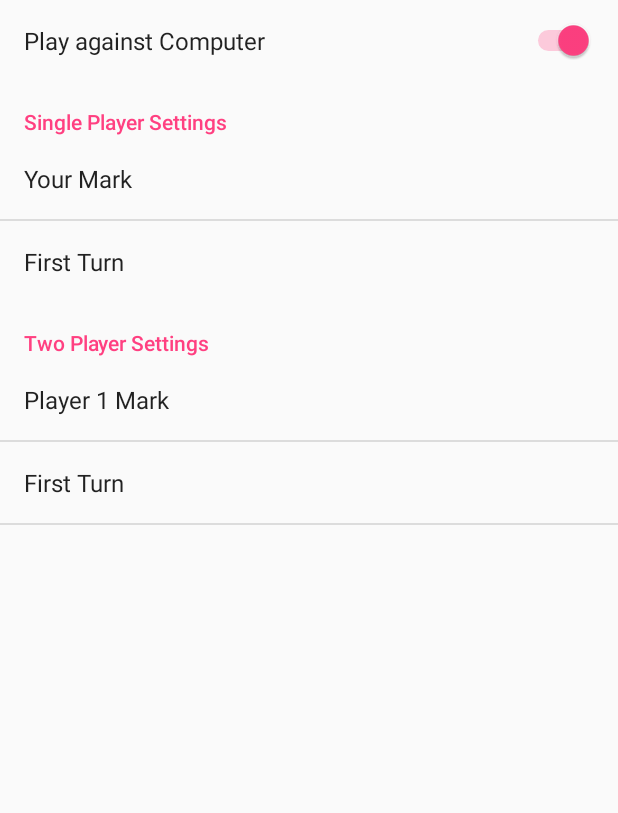
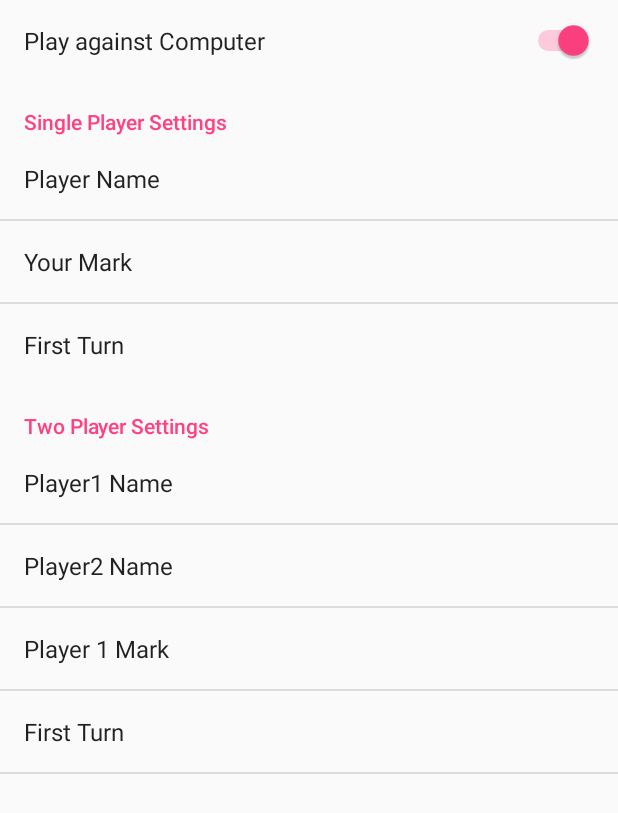
Before and after one commit to sushant00/Tic-Tac-Toe_AndroidApp, an Android app: the screen it shows after launch (settingsActivity), in the options menu, after a tap on "Settings", on a phone screen of 412 x 824 dp. Shown: the top 813 px of the screen. Run offline under Robolectric (Android 15) with nearby library versions, the phone set to English and light mode, and no system bars.

Commit message:
fixed bugs

```diff
--- a/Tic-Tac-Toe/app/src/main/java/google_cs_with_android/tic_tac_toe/BoardView.java
+++ b/Tic-Tac-Toe/app/src/main/java/google_cs_with_android/tic_tac_toe/BoardView.java
@@ -35,6 +35,7 @@ public class BoardView {
     public void init(boolean againstCom, String player1Mark, int firstTurn) {
         this.player1Mark = player1Mark;
         this.currentTurn = firstTurn;
+        Log.i("here","currentTurn");
         this.currentBoard = new int[3][3];
         this.buttons = new Button[3][3];
         this.textView = (TextView) activity.findViewById(R.id.textView);
@@ -65,19 +66,22 @@ public class BoardView {
 
         if (vsCom) {
             //handle the firstMove
-            if (currentTurn == 0) {
-                int[] obtainMove = solver.nextmove(currentBoard);
-                currentBoard[obtainMove[0]][obtainMove[1]] = solver.player;
-                buttons[obtainMove[0]][obtainMove[1]].setText(solver.Splayer);
-                buttons[obtainMove[0]][obtainMove[1]].setEnabled(false);
-                currentTurn = 1;
-            }
+            Log.i("here","vsCom");
             for (int i = 0; i < 3; i++) {
                 for (int j = 0; j < 3; j++) {
                     buttons[i][j].setOnClickListener(new onClickVsCom(i, j));
                     buttons[i][j].setText(" ");
                     buttons[i][j].setEnabled(true);
                 }
+            }
+            if (currentTurn == 0) {
+                Log.i("here","enter");
+                int[] obtainMove = solver.nextmove(currentBoard);
+                Log.i("here","setting");
+                currentBoard[obtainMove[0]][obtainMove[1]] = solver.player;
+                buttons[obtainMove[0]][obtainMove[1]].setText(solver.Splayer);
+                buttons[obtainMove[0]][obtainMove[1]].setEnabled(false);
+                currentTurn = 1;
             }
             textView.setText("You are " + player1Mark + "  Make your move");
         } else {
@@ -109,7 +113,7 @@ public class BoardView {
             if (buttons[i][j].isEnabled()) {
                 buttons[i][j].setEnabled(false);
                 buttons[i][j].setText(marks[currentTurn]);
-                currentBoard[i][j] = currentTurn;
+                currentBoard[i][j] = solver.opponent;
                 score = value(currentBoard, solver.opponent, solver.player);
                 if (score == 10) {
                     animateVictory();
@@ -213,7 +217,7 @@ public class BoardView {
 
     private void animateVictory(){
         Log.i("animate","in animate");
-        for (int row = 2; row>-1; row--){
+        for (int row = 0; row<3; row++){
             if (currentBoard[row][0]==currentBoard[row][1] && currentBoard[row][1]==currentBoard[row][2]) {
                 Log.i("animate","row"+row);
                 buttons[row][0].setAnimation(shake);
--- a/Tic-Tac-Toe/app/src/main/java/google_cs_with_android/tic_tac_toe/MainActivity.java
+++ b/Tic-Tac-Toe/app/src/main/java/google_cs_with_android/tic_tac_toe/MainActivity.java
@@ -37,6 +37,7 @@ public class MainActivity extends AppCompatActivity {
             playerMark = mySharedPreferences.getString("playerMark", "X");
             //if firstTurn==1 : player makes the move else if firstTurn == 0: com plays
             firstTurn = Integer.parseInt(mySharedPreferences.getString("firstTurn1", "1"));
+            Log.i("change","to"+firstTurn);
 
         }else{
             playerMark = mySharedPreferences.getString("player1Mark", "X");
--- a/Tic-Tac-Toe/app/src/main/res/xml/preferences.xml
+++ b/Tic-Tac-Toe/app/src/main/res/xml/preferences.xml
@@ -7,6 +7,12 @@
     <PreferenceCategory
         android:summary="1_Player"
         android:title="Single Player Settings" >
+        <EditTextPreference
+            android:defaultValue="Player1"
+            android:selectAllOnFocus="true"
+            android:singleLine="true"
+            android:title="Player Name"
+            android:key="playerName" />
         <ListPreference
         android:key="playerMark"
         android:title="Your Mark"
@@ -27,6 +33,18 @@
     <PreferenceCategory
         android:summary="2_Player"
         android:title="Two Player Settings" >
+        <EditTextPreference
+            android:defaultValue="Player1"
+            android:selectAllOnFocus="true"
+            android:singleLine="true"
+            android:title="Player1 Name"
+            android:key="player1Name" />
+        <EditTextPreference
+            android:defaultValue="Player2"
+            android:selectAllOnFocus="true"
+            android:singleLine="true"
+            android:title="Player2 Name"
+            android:key="player2Name" />
         <ListPreference
             android:key="player1Mark"
             android:title="Player 1 Mark"
```
